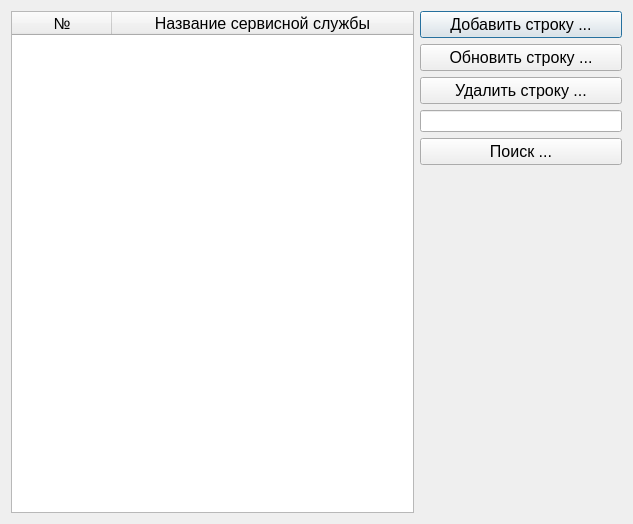
The window that PyQT_BD/My_PyQt_db/services.ui (NadinD/Pyqt_db) describes before a commit, drawn with Qt 5.
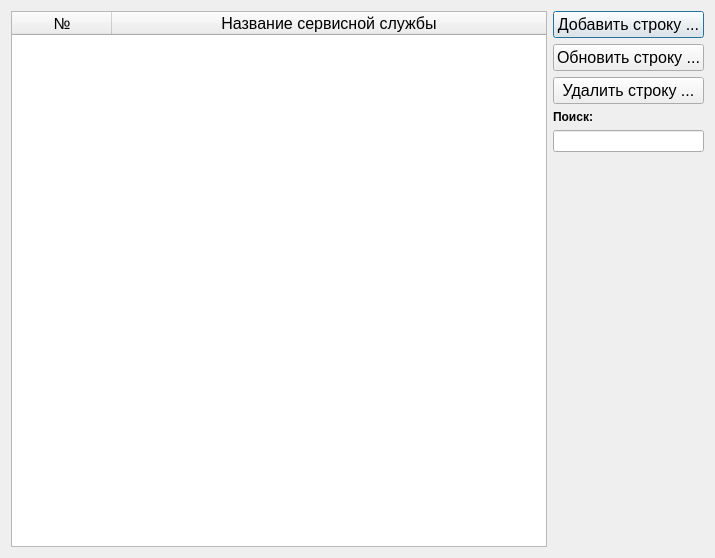
The same window after the commit.

Commit message: Добавлен поиск на формах Сотрудники и Подразделения

Diff of the .ui file:
```diff
--- a/PyQT_BD/My_PyQt_db/services.ui
+++ b/PyQT_BD/My_PyQt_db/services.ui
@@ -6,8 +6,8 @@
    <rect>
     <x>0</x>
     <y>0</y>
-    <width>633</width>
-    <height>524</height>
+    <width>715</width>
+    <height>558</height>
    </rect>
   </property>
   <property name="windowTitle">
@@ -15,7 +15,7 @@
   </property>
   <layout class="QVBoxLayout" name="verticalLayout_2">
    <item>
-    <layout class="QHBoxLayout" name="horizontalLayout" stretch="2,1">
+    <layout class="QHBoxLayout" name="horizontalLayout" stretch="2,0">
      <item>
       <widget class="QTableWidget" name="tableSevices">
        <property name="font">
@@ -97,21 +97,22 @@
          </property>
         </widget>
        </item>
+       <item>
+        <widget class="QLabel" name="label">
+         <property name="font">
+          <font>
+           <weight>75</weight>
+           <bold>true</bold>
+          </font>
+         </property>
+         <property name="text">
+          <string>Поиск:</string>
+         </property>
+        </widget>
+       </item>
        <item>
         <widget class="QLineEdit" name="lineEdit"/>
        </item>
-       <item>
-        <widget class="QPushButton" name="btServicesFind">
-         <property name="font">
-          <font>
-           <pointsize>12</pointsize>
-          </font>
-         </property>
-         <property name="text">
-          <string>Поиск ...</string>
-         </property>
-        </widget>
-       </item>
        <item>
         <spacer name="verticalSpacer">
          <property name="orientation">
```
The commit also changes 6 other files.
